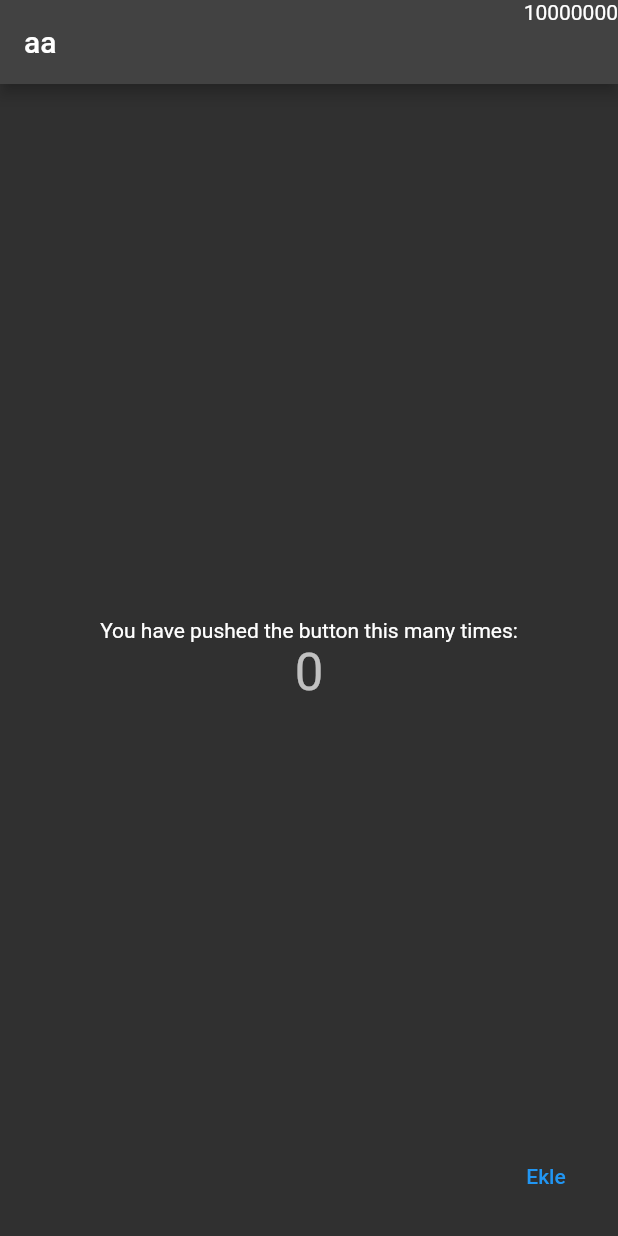
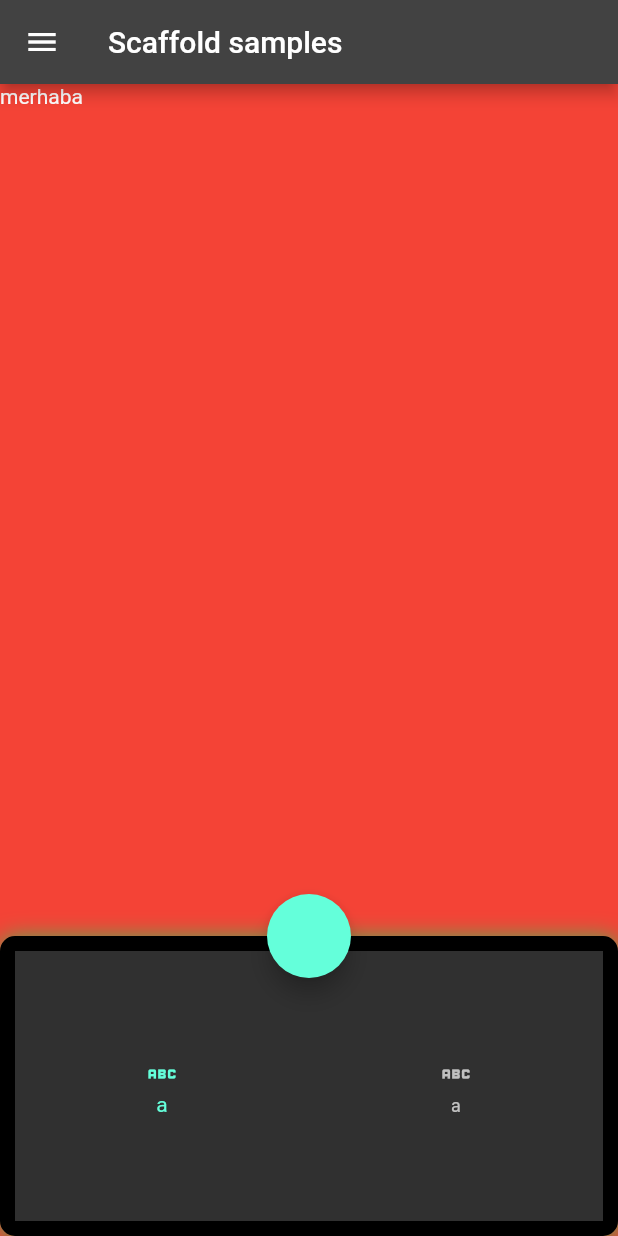
Before and after one commit to mustafaalpyanikoglu/Flutter-Full-Learn, a Flutter app: the screen it shows after launch, on a phone screen of 412 x 824 dp. Run offline on Flutter 3.47's test engine with Material 2 defaults, Android fonts, the phone set to English and light mode, and no system bars.

Commit message:
feat: #2 Scaffold, text, sizezdbox, drawer

```diff
--- /dev/null
+++ b/lib/101/scaffold_learn.dart
@@ -0,0 +1,37 @@
+import 'package:flutter/material.dart';
+import 'package:flutter_full_learn/101/container_sized_box_learn.dart';
+
+class ScaffoldLearnView extends StatelessWidget {
+  const ScaffoldLearnView({super.key});
+
+  @override
+  Widget build(BuildContext context) {
+    return Scaffold(
+      appBar: AppBar(
+        title: const Text('Scaffold samples'),
+      ),
+      body: const Text('merhaba'),
+      backgroundColor: Colors.red,
+      extendBody: true,
+      floatingActionButton: FloatingActionButton(
+        onPressed: () {
+          showModalBottomSheet(
+              context: context,
+              builder: (context) => Container(
+                    height: 200,
+                  ));
+        },
+      ),
+      floatingActionButtonLocation: FloatingActionButtonLocation.centerDocked,
+      drawer: const Drawer(),
+      bottomNavigationBar: Container(
+        height: 200,
+        decoration: ProjectUtility.boxDecoration,
+        child: BottomNavigationBar(items: const [
+          BottomNavigationBarItem(icon: Icon(Icons.abc_outlined), label: 'a'),
+          BottomNavigationBarItem(icon: Icon(Icons.abc_outlined), label: 'a')
+        ]),
+      ),
+    );
+  }
+}
--- a/lib/main.dart
+++ b/lib/main.dart
@@ -1,7 +1,9 @@
 import 'package:flutter/material.dart';
+import 'package:flutter_full_learn/101/container_sized_box_learn.dart';
+import 'package:flutter_full_learn/101/scaffold_learn.dart';
 
 void main() {
-  runApp(const MyApp());
+  runApp(const MyApp()); //projeyi başlatyıor
 }
 
 class MyApp extends StatelessWidget {
@@ -10,64 +12,11 @@ class MyApp extends StatelessWidget {
   @override
   Widget build(BuildContext context) {
     return MaterialApp(
-      title: 'aa',
+      //Projenin ana hatları burda çiziliyor ve devam ediyor
+      title: 'Flutter Demo',
+      debugShowCheckedModeBanner: false,
       theme: ThemeData.dark(),
-      home: const MyHomePage(
-        title: 'aa',
-        money: 10000000,
-      ),
+      home: const ScaffoldLearnView(),
     );
   }
 }
-
-class MyHomePage extends StatefulWidget {
-  const MyHomePage({super.key, required this.title, required this.money});
-
-  final String title;
-  final int money;
-
-  @override
-  State<MyHomePage> createState() => _MyHomePageState();
-}
-
-class _MyHomePageState extends State<MyHomePage> {
-  int _counter = 0;
-
-  void _incrementCounter() {
-    setState(() {
-      _counter++;
-    });
-  }
-
-  @override
-  Widget build(BuildContext context) {
-    return Scaffold(
-      appBar: AppBar(
-        title: Text(widget.title),
-        actions: [Text(widget.money.toString())],
-      ),
-      body: Center(
-        child: Column(
-          mainAxisAlignment: MainAxisAlignment.center,
-          children: <Widget>[
-            const Text(
-              'You have pushed the button this many times:',
-            ),
-            Text(
-              '$_counter',
-              style: Theme.of(context).textTheme.headlineMedium,
-            ),
-          ],
-        ),
-      ),
-      floatingActionButton: TextButton(
-        onPressed: () {
-          setState(() {
-            _counter++;
-          });
-        },
-        child: const Text('Ekle'),
-      ), // This trailing comma makes auto-formatting nicer for build methods.
-    );
-  }
-}
```
Also changed, not shown: lib/101/container_sized_box_learn.dart (added, +55 -0 lines), lib/101/text_learn_view.dart (added, +62 -0 lines).
